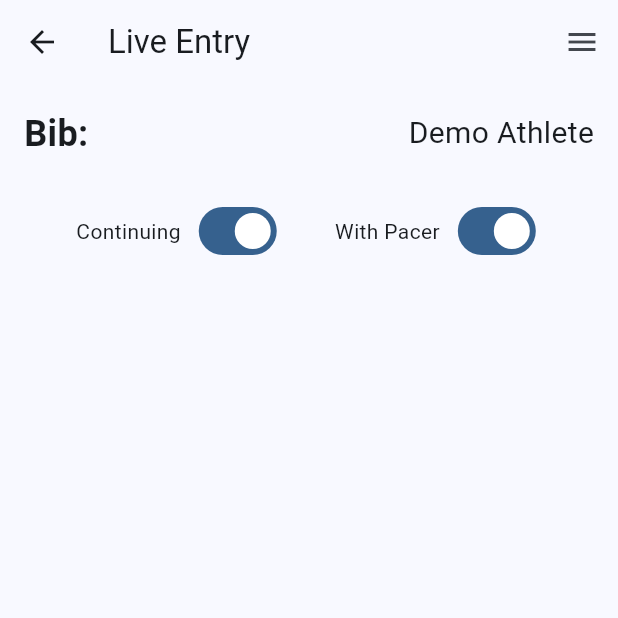
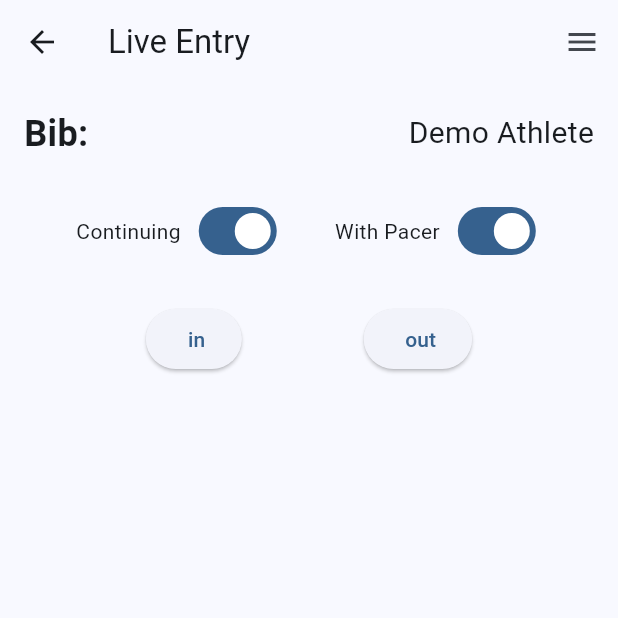
Before and after one commit to SplitTime/ost-remote-pro, a Flutter app: the LiveEntryScreen screen opened directly with empty values, on a phone screen of 412 x 824 dp, the top half of it. Run offline on Flutter 3.47's test engine with Material 3 defaults, Android fonts, the phone set to English and light mode, and no system bars; our stand-ins replace shared_preferences; accounts and stored records are empty.

Commit message:
Implement station in/out buttons in LiveEntryScreen

```diff
--- a/lib/pages/live_entry.dart
+++ b/lib/pages/live_entry.dart
@@ -9,7 +9,16 @@ class LiveEntryScreen extends StatefulWidget {
   State<LiveEntryScreen> createState() => _LiveEntryScreenState();
 }
 
+
 class _LiveEntryScreenState extends State<LiveEntryScreen> {
+  void stationIn() {
+    // TODO: Implement station in logic
+  }
+
+  void stationOut() {
+    // TODO: Implement station out logic
+  }
+
   // TODO: Use options for writing live entry data
   bool isContinuing = true;
   bool hasPacer = true;
@@ -80,6 +89,19 @@ class _LiveEntryScreenState extends State<LiveEntryScreen> {
             const SizedBox(height: 24),
 
             // Buttons
+            Row(
+              mainAxisAlignment: MainAxisAlignment.spaceEvenly,
+              children: [
+                ElevatedButton(
+                  onPressed: stationIn,
+                  child: Text('$aidStation in'),
+                ),
+                ElevatedButton(
+                  onPressed: stationOut,
+                  child: Text('$aidStation out'),
+                ),
+              ],
+            ),
           ],
         ),
       ),
```
Lines whose indentation alone changed are shown as unchanged.
